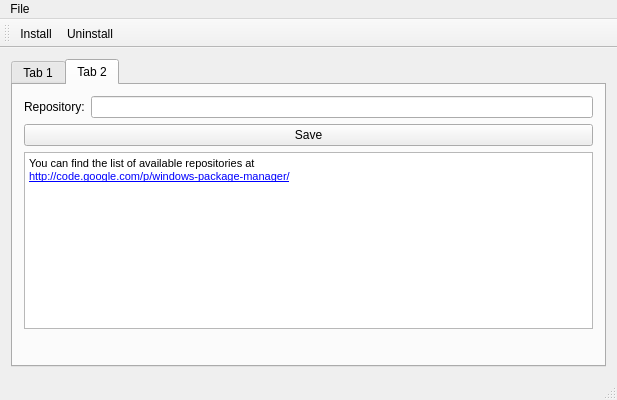
Old version of the form wpmcpp/mainwindow.ui in the repository npackd/npackd.
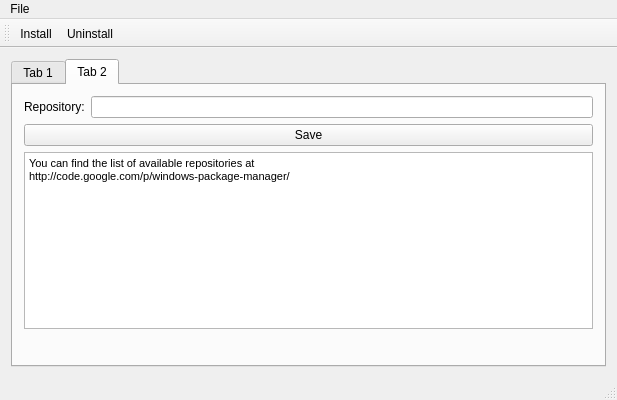
New version of the form. The open tabs and pages were chosen to show the change.

Commit message: multiple columns

```diff
--- a/wpmcpp/mainwindow.ui
+++ b/wpmcpp/mainwindow.ui
@@ -76,7 +76,7 @@
 p, li { white-space: pre-wrap; }
 &lt;/style&gt;&lt;/head&gt;&lt;body style=&quot; font-family:'MS Shell Dlg 2'; font-size:8.25pt; font-weight:400; font-style:normal;&quot;&gt;
 &lt;p style=&quot; margin-top:0px; margin-bottom:0px; margin-left:0px; margin-right:0px; -qt-block-indent:0; text-indent:0px;&quot;&gt;&lt;span style=&quot; font-size:8pt;&quot;&gt;You can find the list of available repositories at&lt;/span&gt;&lt;/p&gt;
-&lt;p style=&quot; margin-top:0px; margin-bottom:0px; margin-left:0px; margin-right:0px; -qt-block-indent:0; text-indent:0px;&quot;&gt;&lt;a href=&quot;http://code.google.com/p/windows-package-manager/&quot;&gt;&lt;span style=&quot; font-size:8pt; text-decoration: underline; color:#0000ff;&quot;&gt;http://code.google.com/p/windows-package-manager/&lt;/span&gt;&lt;/a&gt;&lt;/p&gt;&lt;/body&gt;&lt;/html&gt;</string>
+&lt;p style=&quot; margin-top:0px; margin-bottom:0px; margin-left:0px; margin-right:0px; -qt-block-indent:0; text-indent:0px;&quot;&gt;&lt;span style=&quot; font-size:8pt;&quot;&gt;http://code.google.com/p/windows-package-manager/&lt;/span&gt;&lt;/p&gt;&lt;/body&gt;&lt;/html&gt;</string>
           </property>
          </widget>
         </item>
```
The commit also changes 2 other files.
